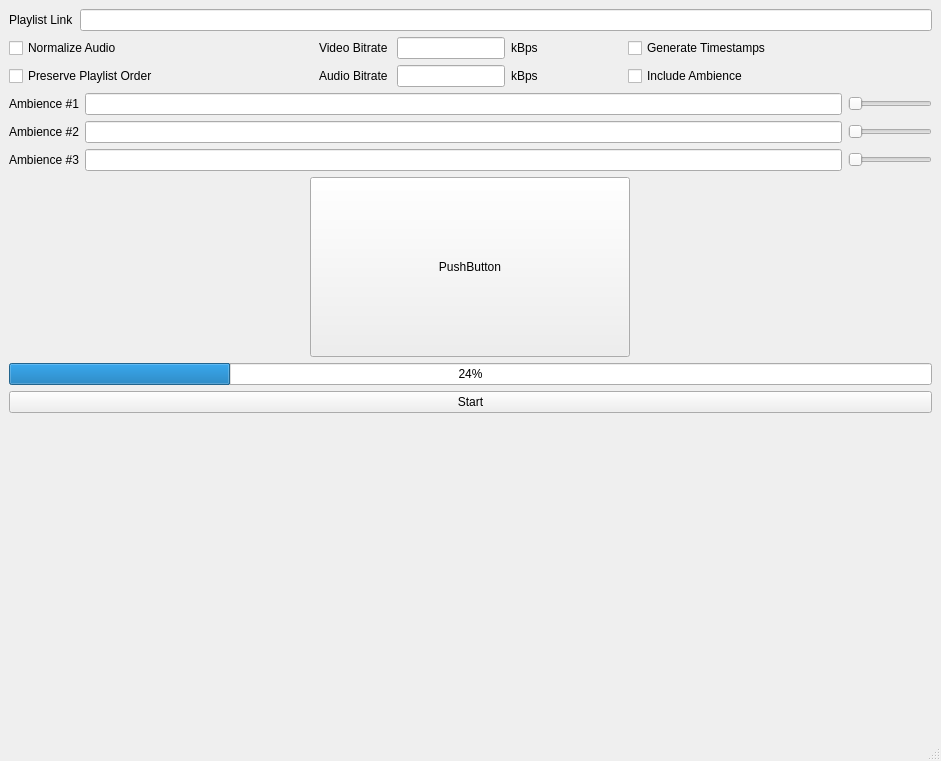
Above: Compilation++.ui from Ezonater/compilation-creator before the change. Below: the same form after it.
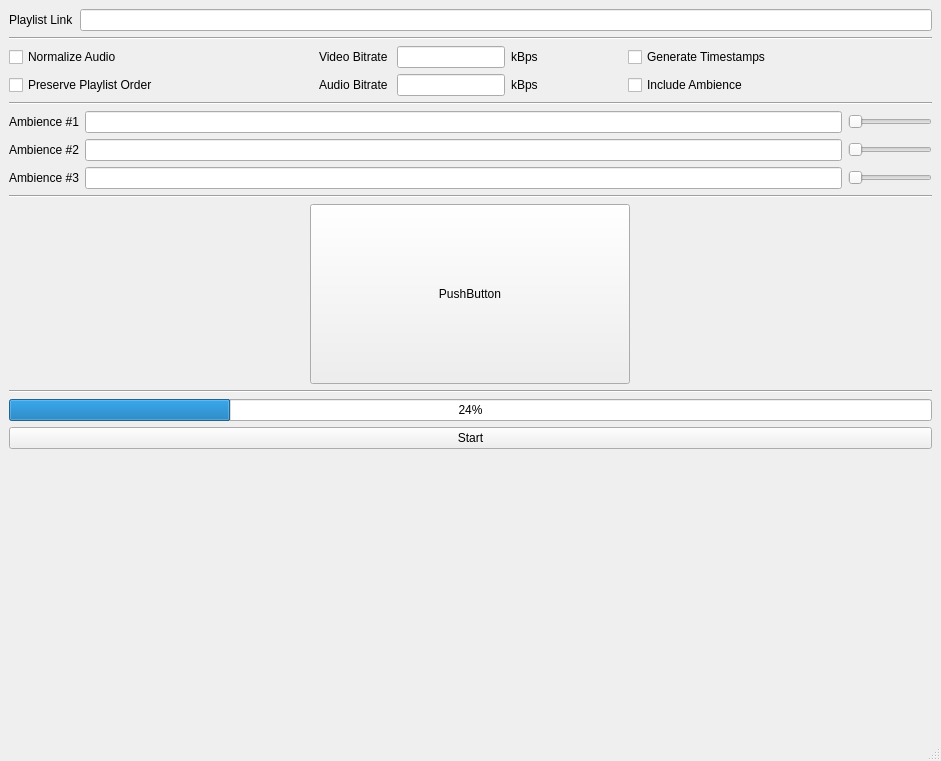
That is the form after the change.

The edit to the form file:
```diff
--- a/Compilation++.ui
+++ b/Compilation++.ui
@@ -50,6 +50,13 @@
         </item>
        </layout>
       </item>
+      <item>
+       <widget class="Line" name="line">
+        <property name="orientation">
+         <enum>Qt::Horizontal</enum>
+        </property>
+       </widget>
+      </item>
       <item>
        <layout class="QGridLayout" name="options">
         <item row="1" column="2">
@@ -170,6 +177,13 @@
         </item>
        </layout>
       </item>
+      <item>
+       <widget class="Line" name="line_2">
+        <property name="orientation">
+         <enum>Qt::Horizontal</enum>
+        </property>
+       </widget>
+      </item>
       <item>
        <layout class="QVBoxLayout" name="ambience_container">
         <item>
@@ -262,6 +276,13 @@
         </item>
        </layout>
       </item>
+      <item>
+       <widget class="Line" name="line_3">
+        <property name="orientation">
+         <enum>Qt::Horizontal</enum>
+        </property>
+       </widget>
+      </item>
       <item>
        <layout class="QHBoxLayout" name="horizontalLayout_5">
         <item>
@@ -285,6 +306,13 @@
         </item>
        </layout>
       </item>
+      <item>
+       <widget class="Line" name="line_4">
+        <property name="orientation">
+         <enum>Qt::Horizontal</enum>
+        </property>
+       </widget>
+      </item>
       <item>
        <widget class="QProgressBar" name="progress">
         <property name="value">
```
Left out of the diff: 56 changed lines with no effect on the pictures.
